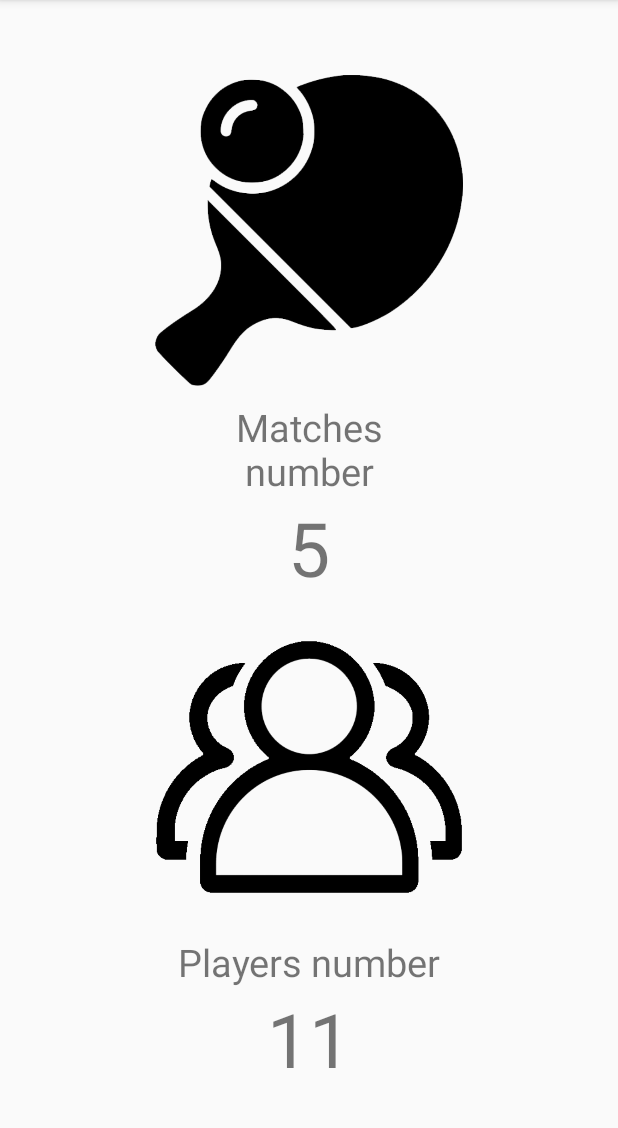
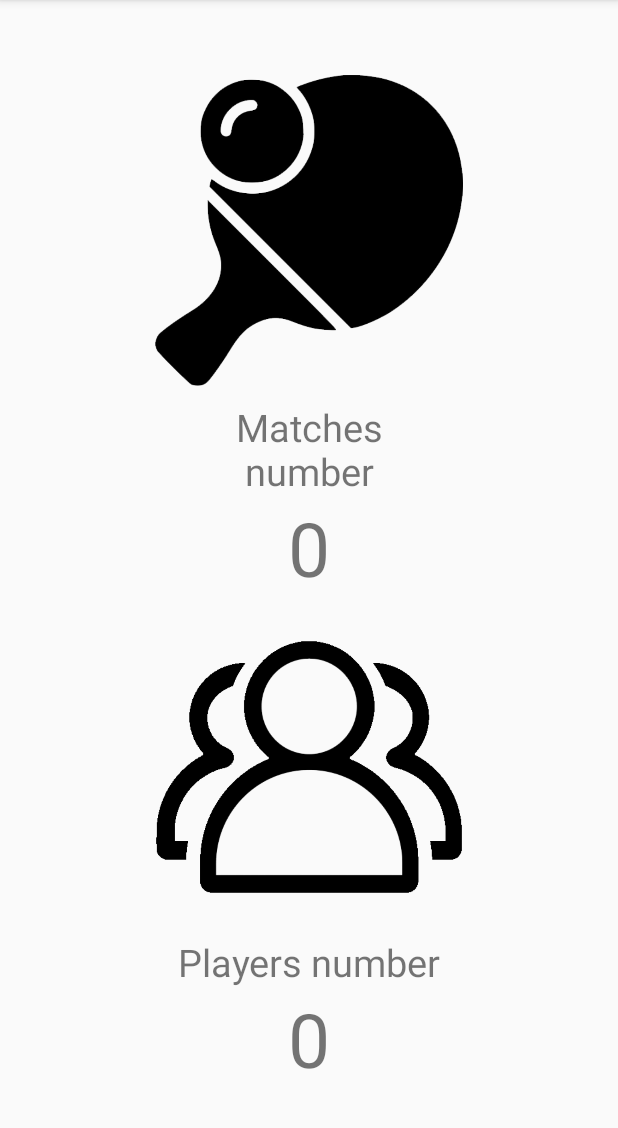
Before and after one commit to christophil/android_project_2020, an Android app: the StatisticsActivity screen opened directly, with no data from a screen before it, on a phone screen of 412 x 824 dp, the part 84-1212 px from its top. Run offline under Robolectric (Android 15) with nearby library versions, the phone set to English and light mode, and no system bars.

Commit message:
TMP COMMIT 17-APR-20

```diff
--- a/app/src/main/AndroidManifest.xml
+++ b/app/src/main/AndroidManifest.xml
@@ -12,7 +12,9 @@
         android:roundIcon="@mipmap/ic_launcher_round"
         android:supportsRtl="true"
         android:theme="@style/AppTheme">
-        <activity android:name=".statistics.StatisticsActivity"></activity>
+        <activity android:name=".matches.AddMatchActivity"></activity>
+        <activity android:name=".matches.MatchesActivity" />
+        <activity android:name=".statistics.StatisticsActivity" />
         <activity android:name=".camera.CameraActivity" />
         <activity android:name=".language.LanguageActivity" />
         <activity android:name=".MainActivity">
--- a/app/src/main/java/com/example/sportapp/database/SqlLiteDatabaseManager.java
+++ b/app/src/main/java/com/example/sportapp/database/SqlLiteDatabaseManager.java
@@ -79,11 +79,54 @@ public class SqlLiteDatabaseManager extends SQLiteOpenHelper {
     }
 
     public int getMatchCount(){
-        return 5;
+
+        int count = 0;
+
+        SQLiteDatabase db = this.getWritableDatabase();
+        ArrayList<MatchModel> matches = new ArrayList<MatchModel>();
+
+        Cursor cursor = db.rawQuery("select count(*) from "+ this.matchTable.getTABLE_NAME(),null);
+        cursor.moveToFirst();
+        count = cursor.getInt(0);
+        cursor.close();
+
+        return count;
     }
 
     public int getPlayerCount(){
-        return 11;
+
+        SQLiteDatabase db = this.getWritableDatabase();
+        ArrayList<String> players = new ArrayList<String>();
+        int count = 0;
+
+        Cursor cursor = db.rawQuery("select * from "+ this.matchTable.getTABLE_NAME(),null);
+
+        try {
+            if (cursor.moveToFirst()) {
+                while (!cursor.isAfterLast()) {
+
+                    String playerOne = cursor.getString(cursor.getColumnIndex(this.matchTable.getPLAYER_ONE_COL()));
+                    String playerTwo = cursor.getString(cursor.getColumnIndex(this.matchTable.getPLAYER_TWO_COL()));
+
+                    if(!players.contains(playerOne)){
+                        count = count + 1;
+                        players.add(playerOne);
+                    }
+
+                    if(!players.contains(playerTwo)){
+                        count = count + 1;
+                        players.add(playerTwo);
+                    }
+
+                    cursor.moveToNext();
+                }
+            }
+        } finally {
+            cursor.close();
+        }
+
+        return count;
+
     }
 
     /*
--- a/app/src/main/java/com/example/sportapp/statistics/StatisticsActivity.java
+++ b/app/src/main/java/com/example/sportapp/statistics/StatisticsActivity.java
@@ -14,7 +14,7 @@ import com.example.sportapp.database.SqlLiteDatabaseManager;
 public class StatisticsActivity extends DefaultActivity {
 
     private SqlLiteDatabaseManager database;
-    LinearLayout layout;
+    private LinearLayout layout;
 
     @Override
     protected void onCreate(Bundle savedInstanceState) {
--- a/app/src/main/res/menu/default_menu.xml
+++ b/app/src/main/res/menu/default_menu.xml
@@ -10,6 +10,18 @@
         android:title="@string/menu_camera" />
 
     <item
+        android:id="@+id/matches"
+        android:title="@string/menu_matches" />
+
+    <item
+        android:id="@+id/statistics"
+        android:title="@string/menu_statistics" />
+
+    <item
+        android:id="@+id/add_match"
+        android:title="@string/menu_add_match" />
+
+    <item
         android:id="@+id/language"
         android:title="@string/menu_language" />
 </menu>
--- a/app/src/main/res/values/strings.xml
+++ b/app/src/main/res/values/strings.xml
@@ -5,6 +5,9 @@
     <string name="menu_home">Home</string>
     <string name="menu_language">Language</string>
     <string name="menu_camera">Camera</string>
+    <string name="menu_matches">Matches</string>
+    <string name="menu_statistics">Statistics</string>
+    <string name="menu_add_match">Add match</string>
 
     <!-- HOME -->
     <string name="home_matches">Matches list</string>
@@ -23,5 +26,10 @@
     <string name="statistics_players">Players number</string>
     <string name="statistics_matches">Matches number</string>
 
+    <!-- MATCHES -->
+    <string name="matches_add_match">Add match</string>
+    <string name="matches_player_one">Player 1</string>
+    <string name="matches_player_two">Player 2</string>
+    <string name="matches_result">Result</string>
 
 </resources>
```
Also changed, not shown: app/src/main/java/com/example/sportapp/config/DefaultActivity.java (+23 -0 lines), app/src/main/java/com/example/sportapp/database/models/MatchModel.java (+8 -0 lines), app/src/main/java/com/example/sportapp/home/HomeButtonsFragment.java (+10 -0 lines), app/src/main/java/com/example/sportapp/matches/AddMatchActivity.java (added, +49 -0 lines), app/src/main/java/com/example/sportapp/matches/MatchesActivity.java (added, +53 -0 lines), app/src/main/res/layout/activity_add_match.xml (added, +75 -0 lines), app/src/main/res/layout/activity_matches.xml (added, +48 -0 lines), 1 other file.
